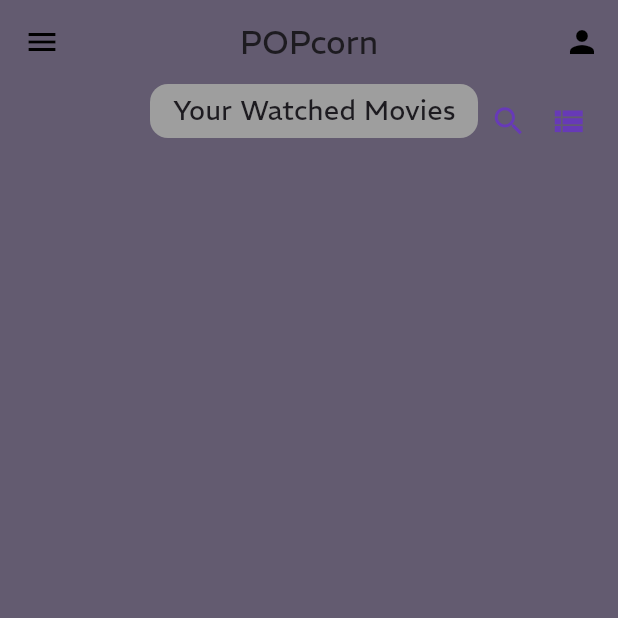
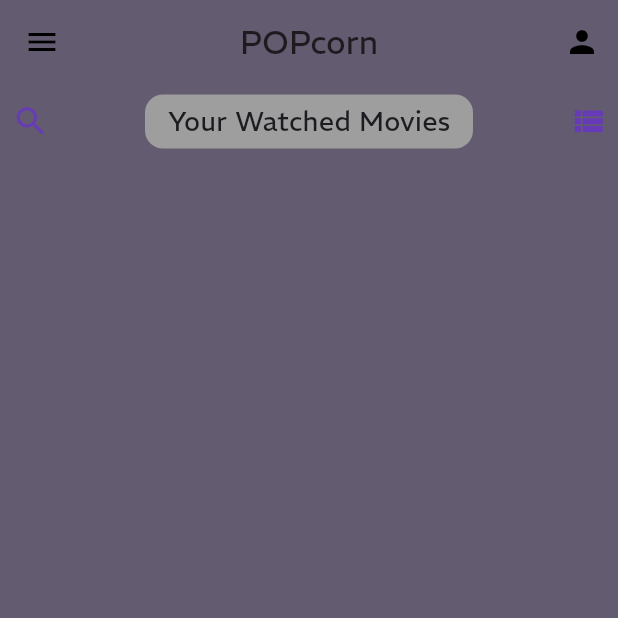
Before and after one commit to MDPater/POPcorn, a Flutter app: the WatchedScreen screen opened directly, on a phone screen of 412 x 824 dp, the top half of it. Run offline on Flutter 3.47's test engine with Material 3 defaults, Android fonts, the phone set to English and light mode, and no system bars; our stand-ins replace flutter_rating_bar, google_fonts, hive, hive_flutter; missing offline and left inert: tmdb_api; accounts and stored records are empty; network calls fail.

Commit message:
Layout changes

```diff
--- a/lib/screens/movie_description/view/movie_desc_view.dart
+++ b/lib/screens/movie_description/view/movie_desc_view.dart
@@ -229,7 +229,7 @@ class _movieDescriptionViewState extends State<movieDescriptionView> {
                           child: Text(
                             hasReleaseDate
                                 ? 'release date: ${DateFormat('dd-MM-yyyy').format(snapshot.data!.release_date!)}'
-                                : "N/A",
+                                : 'release date: N/A',
                             style: const TextStyle(fontSize: 12),
                           ),
                         ),
--- a/lib/screens/watched/view/watched_list_view.dart
+++ b/lib/screens/watched/view/watched_list_view.dart
@@ -62,21 +62,8 @@ class _Watched_ScreenState extends State<WatchedScreen> {
         appBar: const MyAppBar(),
         body: Column(children: [
           Row(
-            crossAxisAlignment: CrossAxisAlignment.start,
+            crossAxisAlignment: CrossAxisAlignment.center,
             children: [
-              const SizedBox(height: 50, width: 50),
-              const SizedBox(height: 50, width: 50),
-              Container(
-                padding: const EdgeInsets.only(
-                    top: 5, bottom: 5, left: 15, right: 15),
-                decoration: BoxDecoration(
-                    borderRadius: BorderRadius.circular(12),
-                    color: Colors.grey),
-                child: const Text(
-                  "Your Watched Movies",
-                  style: TextStyle(fontSize: 18),
-                ),
-              ),
               SizedBox(
                 height: 50,
                 width: 40,
@@ -91,6 +78,19 @@ class _Watched_ScreenState extends State<WatchedScreen> {
                   },
                 ),
               ),
+              const Spacer(),
+              Container(
+                padding: const EdgeInsets.only(
+                    top: 5, bottom: 5, left: 15, right: 15),
+                decoration: BoxDecoration(
+                    borderRadius: BorderRadius.circular(12),
+                    color: Colors.grey),
+                child: const Text(
+                  "Your Watched Movies",
+                  style: TextStyle(fontSize: 18),
+                ),
+              ),
+              const Spacer(),
               SizedBox(
                 height: 50,
                 width: 40,
--- a/lib/screens/watchlist/watchlist_screen.dart
+++ b/lib/screens/watchlist/watchlist_screen.dart
@@ -58,7 +58,7 @@ class _watchlist extends State<watchlist> {
         onRefresh: _refreshPage,
         child: Column(children: [
           Row(
-            crossAxisAlignment: CrossAxisAlignment.start,
+            crossAxisAlignment: CrossAxisAlignment.center,
             children: [
               SizedBox(
                 height: 50,
```
